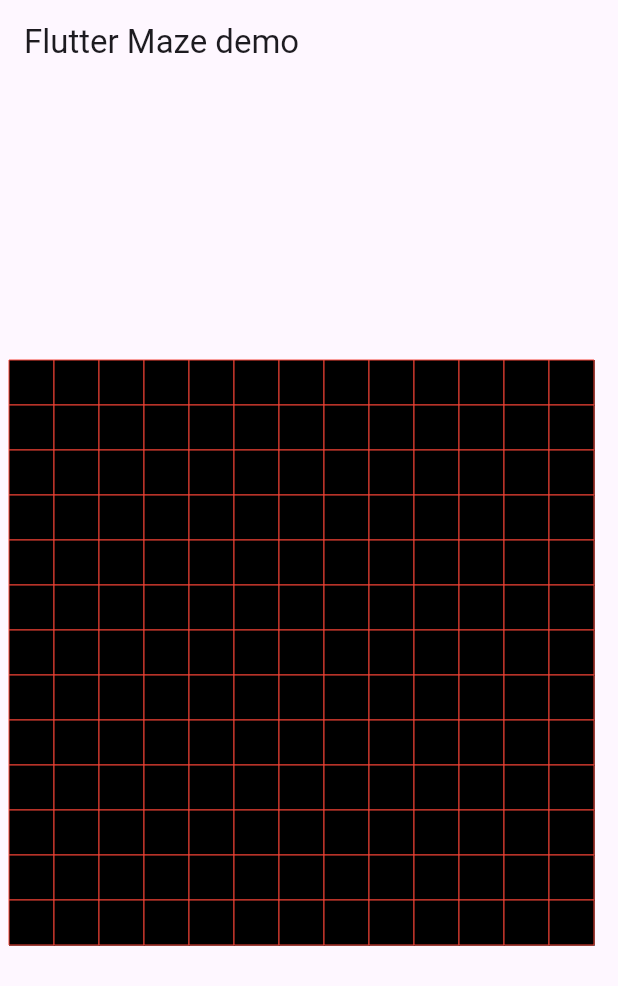
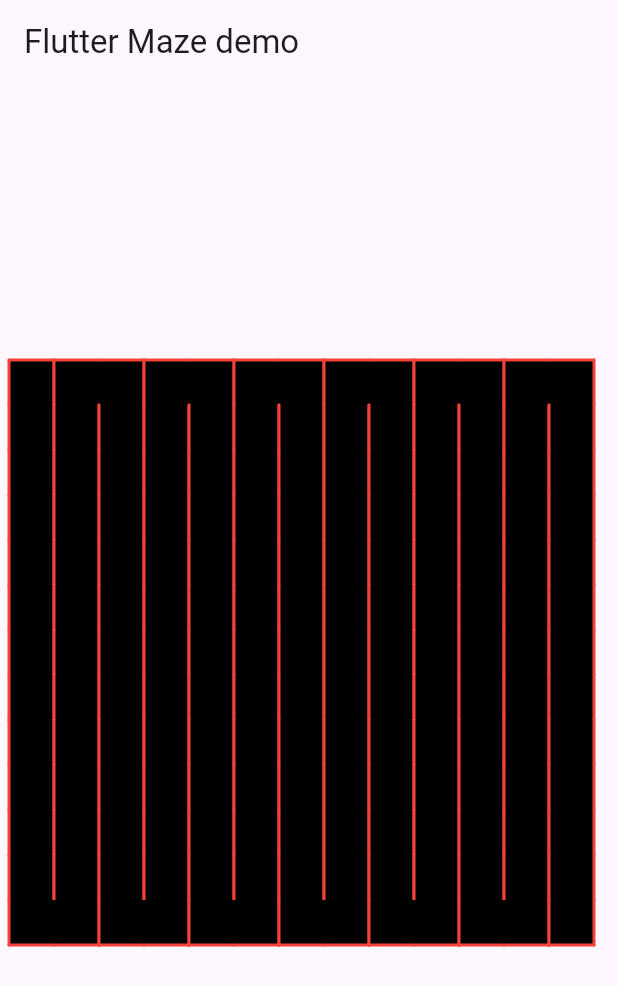
Before and after one commit to luigimicco/flutter_maze, a Flutter app: the screen it shows after launch, on a phone screen of 412 x 824 dp. Shown: the top 986 px of the screen. Run offline on Flutter 3.47's test engine with Material 3 defaults, Android fonts, the phone set to English and light mode, and no system bars.

Commit message:
feat: createMaze method

```diff
--- a/lib/logic/maze.dart
+++ b/lib/logic/maze.dart
@@ -1,3 +1,4 @@
+import 'dart:math';
 import 'dart:ui';
 
 import 'package:flutter/material.dart';
@@ -8,7 +9,6 @@ import 'coords.dart';
 class Maze {
   // dimensione della griglia (ipotesi che sia quadrata)
   final double size;
-
   // dimensione singola cella
   final double cellWidth;
 
@@ -18,10 +18,14 @@ class Maze {
   }) {
     // griglia iniziale
     _createGrid();
+
+    createMaze();
   }
 
   // array delle celle
-  final List<List<Cell>> grid = <List<Cell>>[];
+  final List<Cell> grid = <Cell>[];
+  final List<int> _stack = <int>[];
+  bool _mazeComplete = false;
 
   int get rows => (size / cellWidth).floor();
   int get columns => (size / cellWidth).floor();
@@ -29,22 +33,18 @@ class Maze {
   void _createGrid() {
     grid.clear();
 
-    for (var i = 0; i < columns; i++) {
-      grid.add(<Cell>[]);
+    for (var i = 0; i < rows * columns; i++) {
+      final y = (i / columns).floor();
+      final x = (i - y * columns).floor();
 
-      for (var j = 0; j < rows; j++) {
-        grid[i].add(Cell(coords: Coords(i, j)));
-      }
+      grid.add(Cell(coords: Coords(x, y)));
     }
   }
 
   void draw(Canvas canvas) {
-    for (var i = 0; i < grid.first.length; i++) {
-      for (var j = 0; j < grid.length; j++) {
-        final cell = grid[j][i];
-
-        _drawCell(canvas, cell);
-      }
+    for (var i = 0; i < grid.length; i++) {
+      final cell = grid[i];
+      _drawCell(canvas, cell);
     }
   }
 
@@ -64,7 +64,10 @@ class Maze {
   }
 
   void _drawBorders(Canvas canvas, List<Side> borders, double x, double y) {
-    final borderPaint = Paint()..color = Colors.red;
+    final borderPaint = Paint()
+      ..color = Colors.red
+      ..strokeWidth = 2
+      ..strokeCap = StrokeCap.round;
 
     // border top
     if (borders.contains(Side.t)) {
@@ -102,4 +105,104 @@ class Maze {
       );
     }
   }
+
+  int adjacentCell(int index, Side side) {
+    int result = -1;
+
+    if (side == Side.t) {
+      result = index - columns;
+    } else if (side == Side.b) {
+      result = index + columns;
+    } else if (side == Side.l) {
+      result = index - 1;
+    } else if (side == Side.r) {
+      result = index + 1;
+    }
+
+    return result;
+  }
+
+  // eleco delle celle adiacenti non ancora visitate
+  List<int> _getNeighbors(int currentCell, {required bool checkWalls}) {
+    final neighbors = <int>[];
+    final List<Side> borders = <Side>[];
+
+    final y = grid[currentCell].coords.y;
+    final x = grid[currentCell].coords.x;
+
+    if (y > 0) {
+      borders.add(Side.t); // neighbors.add(currentCell - columns); // top
+    }
+    if (y < (rows - 1)) {
+      borders.add(Side.b); //  neighbors.add(currentCell + columns); // bottom
+    }
+    if (x > 0) {
+      borders.add(Side.l); // neighbors.add(currentCell - 1); // left
+    }
+    if (x < (columns - 1)) {
+      borders.add(Side.r); //  neighbors.add(currentCell + 1); // right
+    }
+
+    for (final border in borders) {
+      if (checkWalls && grid[currentCell].borders.contains(border)) {
+        continue;
+      }
+
+      int adjacent = adjacentCell(currentCell, border);
+
+      if (!grid[adjacent].visited) {
+        neighbors.add(adjacent);
+      }
+    }
+
+    return neighbors;
+  }
+
+  void createMaze() {
+    int currentCell = 0; // cella alla posizione (0,0)
+    grid[currentCell].visited = true;
+
+    while (!_mazeComplete) {
+      final neighbors = _getNeighbors(
+        currentCell,
+        checkWalls: false,
+      );
+
+      if (neighbors.isNotEmpty) {
+        final nextCell = neighbors[Random().nextInt(neighbors.length)];
+
+        _stack.add(currentCell);
+        _openBorders(currentCell, nextCell);
+
+        currentCell = nextCell;
+        grid[currentCell].visited = true;
+      } else if (_stack.isNotEmpty) {
+        currentCell = _stack.removeLast();
+      } else {
+        currentCell = -1;
+        _mazeComplete = true;
+      }
+    }
+  }
+
+  void _openBorders(int currentCell, int nextCell) {
+    final x = grid[currentCell].coords.x - grid[nextCell].coords.x;
+    final y = grid[currentCell].coords.y - grid[nextCell].coords.y;
+
+    if (x == 1) {
+      grid[currentCell].borders.remove(Side.l);
+      grid[nextCell].borders.remove(Side.r);
+    } else if (x == -1) {
+      grid[currentCell].borders.remove(Side.r);
+      grid[nextCell].borders.remove(Side.l);
+    }
+
+    if (y == 1) {
+      grid[currentCell].borders.remove(Side.t);
+      grid[nextCell].borders.remove(Side.b);
+    } else if (y == -1) {
+      grid[currentCell].borders.remove(Side.b);
+      grid[nextCell].borders.remove(Side.t);
+    }
+  }
 }
```
